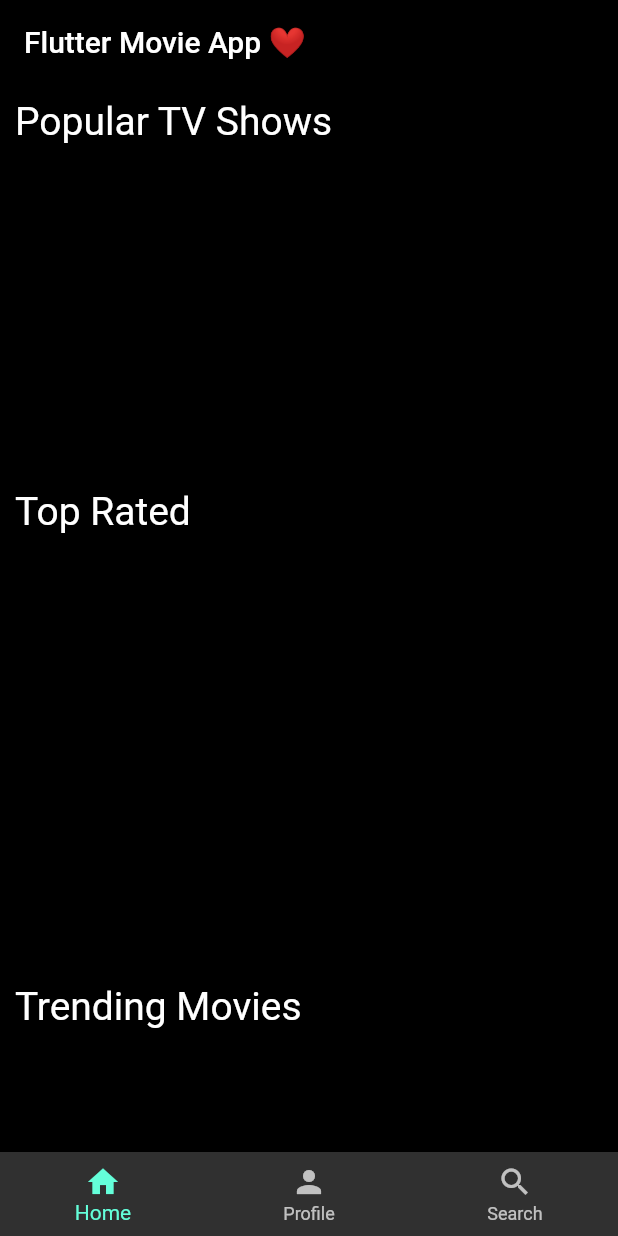
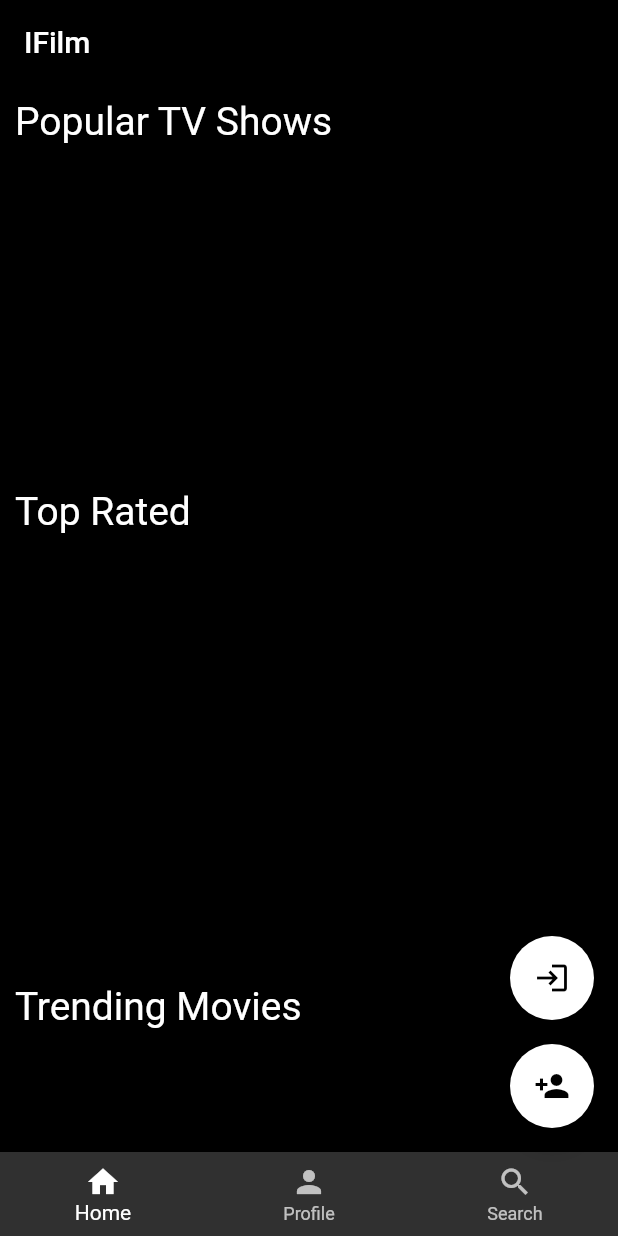
Before and after one commit to Kur1one/FlutterMovieApp, a Flutter app: the screen it shows after launch, on a phone screen of 412 x 824 dp. Run offline on Flutter 3.47's test engine with Material 2 defaults, Android fonts, the light colour scheme and no system bars; our stand-ins replace firebase_auth, firebase_core, google_fonts; missing offline and left inert: tmdb_api; accounts and stored records are empty.

Commit message:
Login and registration upgrade 2.0

```diff
--- a/lib/main.dart
+++ b/lib/main.dart
@@ -4,18 +4,30 @@ import 'package:movieapp/widgets/toprated.dart';
 import 'package:movieapp/widgets/trending.dart';
 import 'package:movieapp/widgets/tv.dart';
 import 'package:tmdb_api/tmdb_api.dart';
+import 'package:movieapp/widgets/splash_screen.dart';
+import 'package:movieapp/widgets/login_screen.dart';
+import 'package:movieapp/widgets/register_screen.dart';
+import 'package:firebase_core/firebase_core.dart';
 
-void main()=>runApp(new MyApp());
+void main() async {
+  WidgetsFlutterBinding.ensureInitialized();
+  await Firebase.initializeApp();
+  runApp( MyApp());
+}
 
   class MyApp extends StatelessWidget {
     @override
     Widget build(BuildContext context) {
       return MaterialApp(
-        home: Home(),
         debugShowCheckedModeBanner: false,
-        theme: ThemeData(brightness: Brightness.dark,
-        primaryColor: Colors.green),
-
+        theme: ThemeData(
+            brightness: Brightness.dark, primaryColor: Colors.red),
+        routes: {
+          '/': (context) => SplashScreen(),
+          '/home': (context) => Home(),
+          '/login': (context) => SignInScreen(),
+          '/register': (context) => SignUpScreen(),
+        },
       );
     }
   }
@@ -31,7 +43,9 @@ void main()=>runApp(new MyApp());
   List topratedmovies = [];
   List tv = [];
   final String apikey = '746896ecf94e873903aa47e53113a615';
-    final readaccestoken = 'eyJhbGciOiJIUzI1NiJ9.eyJhdWQiOiI3NDY4OTZlY2Y5NGU4NzM5MDNhYTQ3ZTUzMTEzYTYxNSIsInN1YiI6IjY0NDk0MjI1NDk3NTYwMDRlNmRmNWI3NSIsInNjb3BlcyI6WyJhcGlfcmVhZCJdLCJ2ZXJzaW9uIjoxfQ.CDCe7B5Z8Tm9fJ_iFBrxgkKq9GarPiNQXbgd4jQq07s';
+  final readaccestoken =
+      'eyJhbGciOiJIUzI1NiJ9.eyJhdWQiOiI3NDY4OTZlY2Y5NGU4NzM5MDNhYTQ3ZTUzMTEzYTYxNSIsInN1YiI6IjY0NDk0MjI1NDk3NTYwMDRlNmRmNWI3NSIsInNjb3BlcyI6WyJhcGlfcmVhZCJdLCJ2ZXJzaW9uIjoxfQ.CDCe7B5Z8Tm9fJ_iFBrxgkKq9GarPiNQXbgd4jQq07s';
+
 
   @override
     void initState() {
@@ -39,8 +53,7 @@ void main()=>runApp(new MyApp());
       super.initState();
     }
 
-
-    loadmovies()async{
+    loadmovies() async {
       TMDB tmdbWithCustomLogs = TMDB(ApiKeys(apikey, readaccestoken),
           logConfig: ConfigLogger(
             showLogs: true,
@@ -65,8 +78,12 @@ print(tv);
         backgroundColor: Colors.black,
         appBar: AppBar(
           backgroundColor: Colors.transparent,
-          title: modified_text(text: 'Flutter Movie App ❤️'),),
-        bottomNavigationBar: BottomNavigationBar(items: const [
+
+          title: modified_text(text: 'IFilm'),),
+        bottomNavigationBar: BottomNavigationBar(
+          selectedItemColor: Colors.white,
+          unselectedItemColor: Colors.white70,
+          items: const [
           BottomNavigationBarItem(icon: Icon(Icons.home), label: 'Home',),
           BottomNavigationBarItem(icon: Icon(Icons.person), label: 'Profile'),
           BottomNavigationBarItem(icon: Icon(Icons.search), label: 'Search')
@@ -78,6 +95,27 @@ print(tv);
             TrendingMovies(trending: trendingmovies)
           ],
         ),
+        floatingActionButton: Column(
+          mainAxisAlignment: MainAxisAlignment.end,
+          crossAxisAlignment: CrossAxisAlignment.end,
+          children: [
+            FloatingActionButton(
+              onPressed: () {
+                Navigator.pushNamed(context, '/login');
+              },
+              backgroundColor: Colors.white,
+              child: Icon(Icons.login),
+            ),
+            SizedBox(height: 16),
+            FloatingActionButton(
+              onPressed: () {
+                Navigator.pushNamed(context, '/register');
+              },
+              backgroundColor: Colors.white,
+              child: Icon(Icons.person_add),
+            ),
+          ],
+        ),
       );
     }
 }
```
Also changed, not shown: lib/widgets/login_screen.dart (+9 -1 lines), pubspec.yaml (+3 -66 lines), pubspec.lock, 3 other files. Lines whose indentation alone changed are shown as unchanged.
